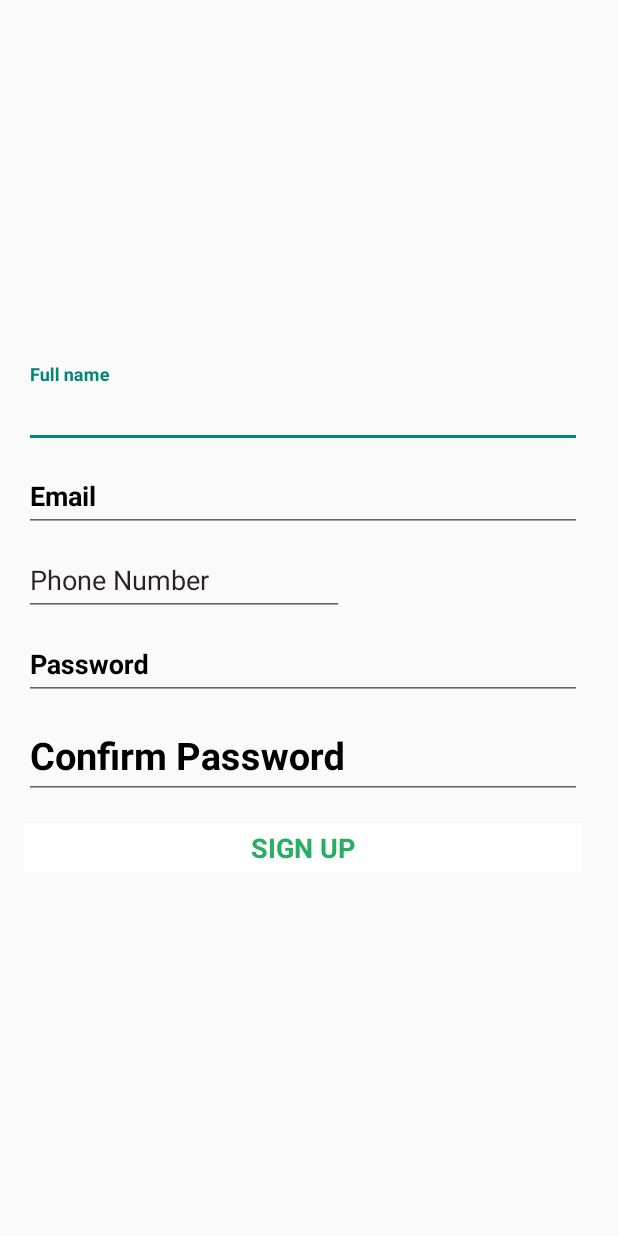
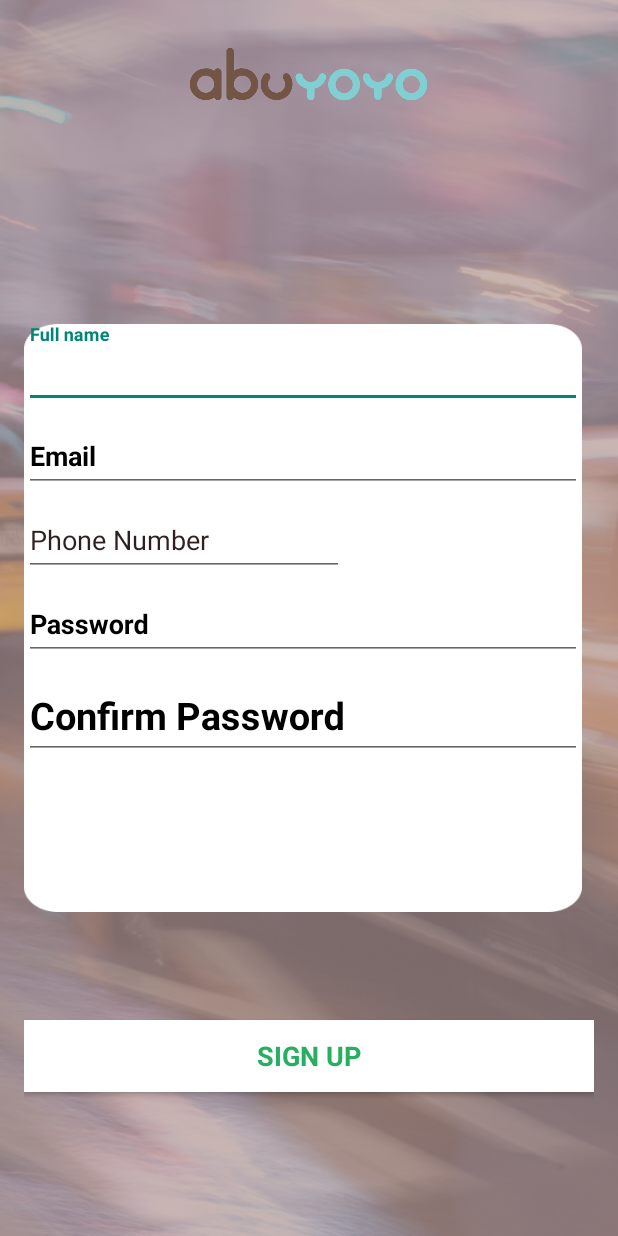
Before and after one commit to yohaik/AbuYoYo, an Android app: the RegisterActivity screen opened directly, with no data from a screen before it, on a phone screen of 412 x 824 dp. Run offline under Robolectric (Android 15) with nearby library versions, the phone set to English and light mode, and no system bars; our stand-ins replace Firebase (no records; nobody signed in at launch, a user with empty details on screens opened directly); Roboto replaces fonts that are not available here.

Commit message:
App notes

```diff
--- a/app/src/main/java/com/HaHa/abuyoyo/model/datasource/Firebase_DBManager.java
+++ b/app/src/main/java/com/HaHa/abuyoyo/model/datasource/Firebase_DBManager.java
@@ -23,7 +23,7 @@ public class Firebase_DBManager implements Backend {
 
 
     static String key;
-
+    // Get the "Trips" tree source
     static {
         FirebaseDatabase database = FirebaseDatabase.getInstance();
         tripsRef = database.getReference("Trips");
@@ -31,6 +31,7 @@ public class Firebase_DBManager implements Backend {
 
 
 
+    // This function adds trip to the list in Firebase
     @Override
     public void addRequest(Trip trip ,final Action<Void> action) {
 
@@ -60,6 +61,7 @@ public class Firebase_DBManager implements Backend {
 
     }
 
+    // Remove single trip from Firebase
     @Override
     public void deleteTrip(String key)
     {
--- a/app/src/main/java/com/HaHa/abuyoyo/model/entities/Drive.java
+++ /dev/null
@@ -1,4 +0,0 @@
-package com.HaHa.abuyoyo.model.entities;
-
-public class Drive {
-}
--- a/app/src/main/res/layout/activity_register.xml
+++ b/app/src/main/res/layout/activity_register.xml
@@ -1,24 +1,54 @@
 <?xml version="1.0" encoding="utf-8"?>
-<android.support.constraint.ConstraintLayout xmlns:app="http://schemas.android.com/apk/res-auto"
+<android.support.constraint.ConstraintLayout xmlns:android="http://schemas.android.com/apk/res/android"
+    xmlns:app="http://schemas.android.com/apk/res-auto"
     xmlns:tools="http://schemas.android.com/tools"
-    xmlns:android="http://schemas.android.com/apk/res/android"
     android:layout_width="match_parent"
     android:layout_height="match_parent"
+    android:background="@drawable/signup"
+    android:gravity="top"
     android:orientation="vertical"
     android:paddingBottom="@dimen/activity_vertical_margin"
     android:paddingLeft="@dimen/activity_horizontal_margin"
     android:paddingRight="@dimen/activity_horizontal_margin"
-    android:paddingTop="@dimen/activity_vertical_margin"
-    android:gravity="top">
+    android:paddingTop="@dimen/activity_vertical_margin">
 
 
+    <ImageView
+        android:id="@+id/imageView"
+        android:layout_width="wrap_content"
+        android:layout_height="wrap_content"
+        android:layout_marginEnd="8dp"
+        android:layout_marginStart="8dp"
+        android:layout_marginTop="16dp"
+        app:layout_constraintEnd_toEndOf="parent"
+        app:layout_constraintStart_toStartOf="parent"
+        app:layout_constraintTop_toTopOf="parent"
+        app:srcCompat="@drawable/logo_row" />
+
+    <Button
+        android:id="@+id/register_sign_up_button"
+        style="?android:textAppearanceMedium"
+        android:layout_width="match_parent"
+        android:layout_height="wrap_content"
+        android:layout_marginBottom="8dp"
+        android:layout_weight="1"
+        android:background="@color/white"
+        android:onClick="signUp"
+        android:text="@string/action_sign_up"
+        android:textColor="@color/green"
+        android:textStyle="bold"
+        app:layout_constraintBottom_toBottomOf="parent"
+        app:layout_constraintTop_toBottomOf="@+id/linearLayout"
+        tools:layout_editor_absoluteX="16dp" />
+
     <LinearLayout
+        android:id="@+id/linearLayout"
         android:layout_width="match_parent"
-        android:layout_height="339dp"
+        android:layout_height="392dp"
         android:layout_marginBottom="8dp"
         android:layout_marginEnd="8dp"
-        android:layout_marginRight="8dp"
         android:layout_marginTop="8dp"
+        android:background="@drawable/signup_layout"
         android:orientation="vertical"
         app:layout_constraintBottom_toBottomOf="parent"
         app:layout_constraintEnd_toEndOf="parent"
@@ -123,18 +153,6 @@
         </android.support.design.widget.TextInputLayout>
 
 
-        <Button
-            android:id="@+id/register_sign_up_button"
-            style="?android:textAppearanceMedium"
-            android:layout_width="match_parent"
-            android:layout_height="wrap_content"
-            android:layout_marginTop="16dp"
-            android:layout_weight="1"
-            android:background="@color/white"
-            android:onClick="signUp"
-            android:text="@string/action_sign_up"
-            android:textColor="@color/green"
-            android:textStyle="bold" />
     </LinearLayout>
 
 
```
Also changed, not shown: app/src/main/java/com/HaHa/abuyoyo/LoginActivity.java (+6 -6 lines), app/src/main/java/com/HaHa/abuyoyo/MainActivity.java (+9 -10 lines), app/src/main/java/com/HaHa/abuyoyo/RegisterActivity.java (+3 -7 lines), app/src/main/java/com/HaHa/abuyoyo/TripSearchActivity.java (+1 -6 lines), app/src/main/java/com/HaHa/abuyoyo/model/entities/User.java (deleted, +0 -41 lines).
